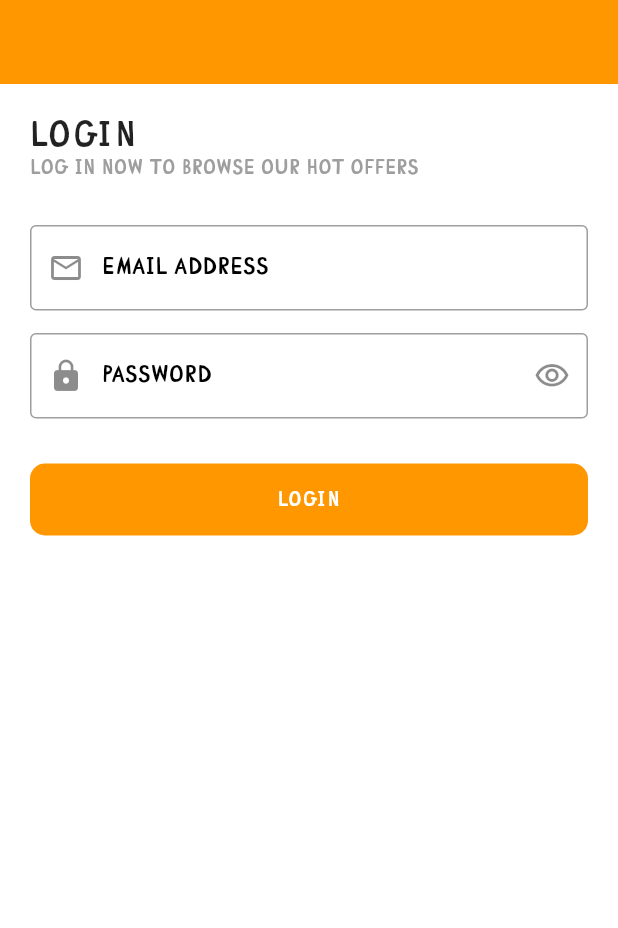
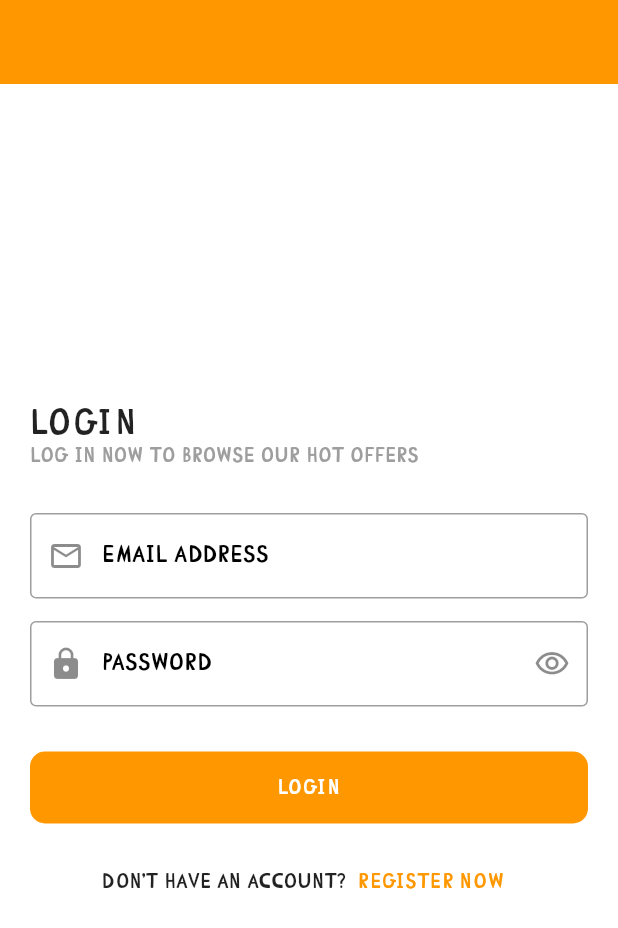
Before and after one commit to YehiaFarghaly/shop_app, a Flutter app: the screen it shows after launch, after a tap on the "arrow forward" icon, after a tap on "SKIP", on a phone screen of 412 x 824 dp. Shown: the top 928 px of the screen. Run offline on Flutter 3.47's test engine with Material 2 defaults, Android fonts, the phone set to English and light mode, and no system bars; our stand-ins replace bloc, flutter_bloc, hexcolor, smooth_page_indicator.

```diff
--- a/lib/LogIn/LoginScreen.dart
+++ b/lib/LogIn/LoginScreen.dart
@@ -1,8 +1,8 @@
 
-
-import 'package:flutter/cupertino.dart';
 import 'package:flutter/material.dart';
 import 'package:shop_app/Shared/components.dart';
+
+import '../register/RegisterScreen.dart';
 
 class Login_Screen extends StatelessWidget {
   const Login_Screen({Key? key}) : super(key: key);
@@ -15,6 +15,8 @@ class Login_Screen extends StatelessWidget {
       appBar: AppBar(),
       body:  Padding(
         padding: const EdgeInsets.all(20.0),
+        child: Center(
+          child: SingleChildScrollView(
             child: Column(
               crossAxisAlignment: CrossAxisAlignment.start,
               children: [
@@ -29,7 +31,7 @@ class Login_Screen extends StatelessWidget {
                     color: Colors.grey
                 ),
                 ),
-            SizedBox(
+              const  SizedBox(
                   height: 30,
                 ),
                 TextFormField(
@@ -38,13 +40,13 @@ class Login_Screen extends StatelessWidget {
                   validator: (value){
                     if(value!.isEmpty) return'Please Enter your Email address';
                   },
-              decoration: InputDecoration(
-                label: Text('Email Address'),
-                prefixIcon: Icon(Icons.email_outlined),
-                border: OutlineInputBorder(),
+                  decoration:const InputDecoration(
+                    label:  Text('Email Address'),
+                    prefixIcon:  Icon(Icons.email_outlined),
+                    border:  OutlineInputBorder(),
                   ),
                 ),
-            SizedBox(
+              const  SizedBox(
                   height: 15,
                 ),
                 TextFormField(
@@ -54,20 +56,44 @@ class Login_Screen extends StatelessWidget {
                     if(value!.isEmpty) return'Please Enter your password';
                   },
                   decoration: InputDecoration(
-                  label: Text('Password'),
-                  prefixIcon: Icon(Icons.lock),
+                      label: const Text('Password'),
+                      prefixIcon: const Icon(Icons.lock),
                     suffixIcon: IconButton(
-                  icon: Icon(Icons.visibility_outlined),
+                      icon: const Icon(Icons.visibility_outlined),
                       onPressed: (){},
+
                     ),
                     border: OutlineInputBorder(),
                   ),
                 ),
-             SizedBox(
+               const  SizedBox(
                    height: 30,
                  ),
-             defaultButton(text: 'LOGIN', function: (){})
+                 defaultButton(
+                     text: 'LOGIN',
+                     function: (){},
+                 ),
+              const  SizedBox(
+                  height: 15,
+                ),
+                Row(
+                  mainAxisAlignment: MainAxisAlignment.center,
+                  children: [
+                   const Text(
+                        'Don\'t have an account?'
+                    ),
+                    TextButton(onPressed: (){
+                      navigateTo(context, RegisterScreen());
+                    }, child:
+                    const Text(
+                        'REGISTER NOW'
+                    ),
+                    )
                   ],
+                )
+              ],
+            ),
+          ),
         ),
       ),
     );
```
Also changed, not shown: lib/LogIn/login_cubit/LoginCubit.dart (added, +9 -0 lines), lib/LogIn/login_cubit/LoginStates.dart (added, +10 -0 lines), lib/register/RegisterScreen.dart (added, +12 -0 lines). Lines whose indentation alone changed are shown as unchanged.
